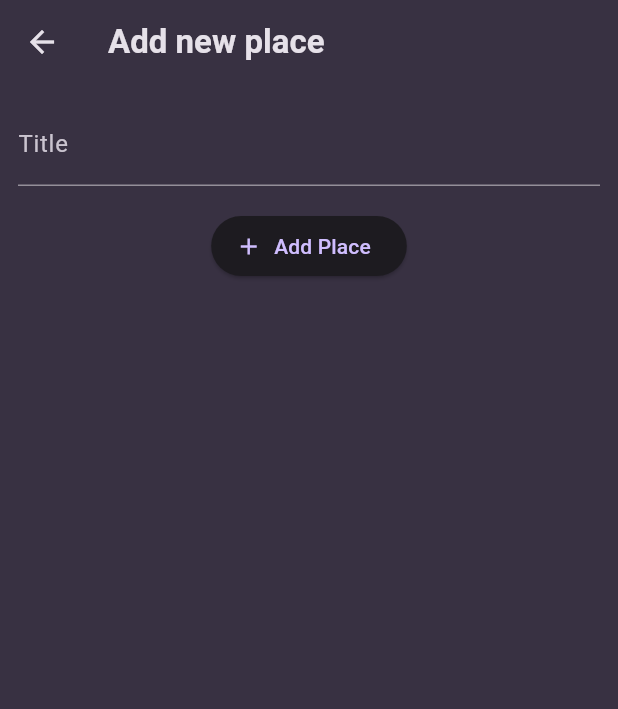
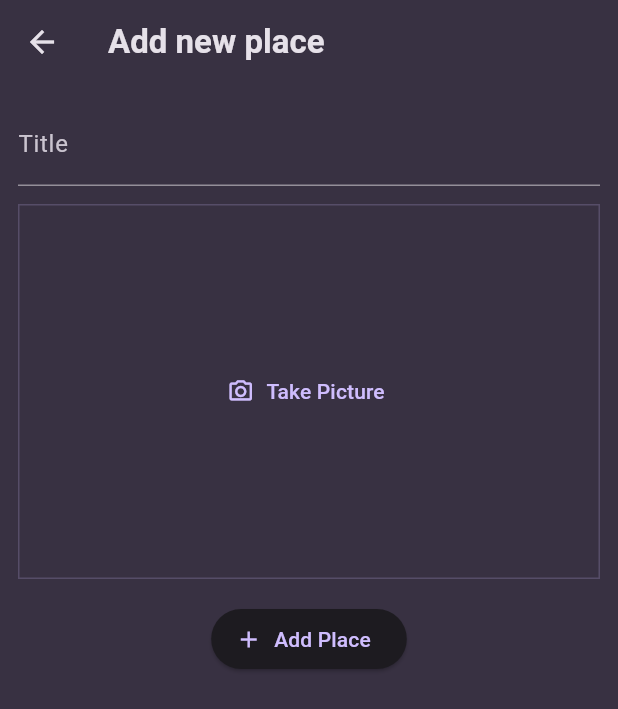
Before and after one commit to mkkm88/favorite_places, a Flutter app: the screen it shows after launch, after a tap on the "add" icon, on a phone screen of 412 x 824 dp. Shown: the top 709 px of the screen. Run offline on Flutter 3.47's test engine with Material 3 defaults, Android fonts, the phone set to English and light mode, and no system bars; our stand-ins replace flutter_riverpod, google_fonts, image_picker.

Commit message:
Camera functionality integrated

```diff
--- a/lib/main.dart
+++ b/lib/main.dart
@@ -1,5 +1,6 @@
 import 'package:favorite_places_app/screens/places.dart';
 import 'package:flutter/material.dart';
+import 'package:flutter_riverpod/flutter_riverpod.dart';
 import 'package:google_fonts/google_fonts.dart';
 
 final colorScheme = ColorScheme.fromSeed(
@@ -26,7 +27,7 @@ final theme = ThemeData().copyWith(
 
 
 void main() {
-  runApp(const MyApp());
+  runApp(ProviderScope(child: MyApp()));
 }
 
 class MyApp extends StatelessWidget {
--- a/lib/models/place.dart
+++ b/lib/models/place.dart
@@ -1,9 +1,12 @@
+import 'dart:io';
+
 import 'package:uuid/uuid.dart';
 
 final uuid = Uuid();
 
 class Place {
-  Place({required this.title}) : id = uuid.v4();
+  Place({required this.title, required this.image}) : id = uuid.v4();
   final String id;
   final String title;
+  final File image;
 }
--- /dev/null
+++ b/lib/providers/user_places.dart
@@ -0,0 +1,17 @@
+import 'dart:io';
+
+import 'package:favorite_places_app/models/place.dart';
+import 'package:flutter_riverpod/legacy.dart';
+
+class UserPlacesNotifier extends StateNotifier<List<Place>> {
+  UserPlacesNotifier() : super([]);
+
+  void addPlace(String title, File image) {
+    final newPlace = Place(title: title, image: image);
+    state = [newPlace, ...state];
+  }
+}
+
+final userPlaceProvider = StateNotifierProvider<UserPlacesNotifier, List<Place>>(
+      (ref) => UserPlacesNotifier(),
+);
--- a/lib/screens/add_place.dart
+++ b/lib/screens/add_place.dart
@@ -1,14 +1,30 @@
+import 'dart:io';
+
+import 'package:favorite_places_app/providers/user_places.dart';
+import 'package:favorite_places_app/widgets/image_input.dart';
 import 'package:flutter/material.dart';
+import 'package:flutter_riverpod/flutter_riverpod.dart';
 
-class AddPlaceScreen extends StatefulWidget {
+class AddPlaceScreen extends ConsumerStatefulWidget {
   const AddPlaceScreen({super.key});
 
   @override
-  State<AddPlaceScreen> createState() => _AddPlaceState();
+  ConsumerState<AddPlaceScreen> createState() => _AddPlaceState();
 }
 
-class _AddPlaceState extends State<AddPlaceScreen> {
+class _AddPlaceState extends ConsumerState<AddPlaceScreen> {
   final _titleController = TextEditingController();
+  File? _selectedImage;
+
+  void _savePlace() {
+    final enteredTitle = _titleController.text;
+    if (enteredTitle.isEmpty || _selectedImage == null) {
+      return;
+    }
+
+    ref.read(userPlaceProvider.notifier).addPlace(enteredTitle, _selectedImage!);
+    Navigator.of(context).pop();
+}
 
   @override
   void dispose() {
@@ -31,11 +47,15 @@ class _AddPlaceState extends State<AddPlaceScreen> {
               controller: _titleController,
               style: TextStyle(color: Theme.of(context).colorScheme.onSurface),
             ),
+            SizedBox(height: 12.0,),
+            ImageInput(onPickImage: (image) {
+              _selectedImage = image;
+            },),
             SizedBox(height: 16.0,),
             ElevatedButton.icon(
               label: Text('Add Place'),
               icon: Icon(Icons.add),
-              onPressed: () {},)
+              onPressed: _savePlace,)
           ],
         ),
       ),
--- a/lib/screens/places.dart
+++ b/lib/screens/places.dart
@@ -1,19 +1,28 @@
+import 'package:favorite_places_app/providers/user_places.dart';
 import 'package:favorite_places_app/screens/add_place.dart';
 import 'package:favorite_places_app/widgets/places_list.dart';
 import 'package:flutter/material.dart';
+import 'package:flutter_riverpod/flutter_riverpod.dart';
 
-class PlacesScreen extends StatelessWidget {
+class PlacesScreen extends ConsumerWidget {
   const PlacesScreen({super.key});
 
   @override
-  Widget build(BuildContext context) {
+  Widget build(BuildContext context, WidgetRef ref) {
+    final userPlaces = ref.watch(userPlaceProvider);
+
     return Scaffold(
       appBar: AppBar(title: Text('Your Places'), actions: [
         IconButton(onPressed: () {
           Navigator.of(context).push(MaterialPageRoute(builder: (ctx) => AddPlaceScreen()));
         }, icon: Icon(Icons.add))
       ],),
-      body: PlacesList(places: []),
+      body: Padding(
+        padding: const EdgeInsets.all(8.0),
+        child: PlacesList(
+            places: userPlaces,
+        ),
+      ),
     );
   }
 }
--- /dev/null
+++ b/lib/widgets/image_input.dart
@@ -0,0 +1,65 @@
+import 'dart:io';
+
+import 'package:flutter/material.dart';
+import 'package:image_picker/image_picker.dart';
+
+class ImageInput extends StatefulWidget {
+  const ImageInput({super.key, required this.onPickImage});
+
+  final void Function(File image) onPickImage;
+
+  @override
+  State<ImageInput> createState() => _ImageInputState();
+}
+
+class _ImageInputState extends State<ImageInput> {
+  File? _selectedImage;
+
+  void _takePicture() async {
+    final imagePicker = ImagePicker();
+    final pickedImage = await imagePicker.pickImage(source: ImageSource.camera, maxWidth: 600);
+
+    if (pickedImage == null) {
+      return;
+    }
+
+    setState(() {
+      _selectedImage = File(pickedImage.path);
+    });
+
+    widget.onPickImage(_selectedImage!);
+  }
+
+  @override
+  Widget build(BuildContext context) {
+    Widget content = TextButton.icon(
+      onPressed: _takePicture,
+      label: Text('Take Picture',),
+      icon: Icon(Icons.camera_alt_outlined),
+    );
+
+    if (_selectedImage != null) {
+      content = GestureDetector(
+        onTap: _takePicture,
+        child: Image.file(
+          _selectedImage!,
+          fit: BoxFit.cover,
+          width: double.infinity,
+          height: double.infinity,
+        ),
+      );
+    }
+    return Container(
+      decoration: BoxDecoration(
+        border: Border.all(
+          width: 1,
+          color: Theme.of(context).colorScheme.primary.withValues(alpha: 0.2),
+        )
+      ),
+      height: 250,
+      width: double.infinity,
+      alignment: Alignment.center ,
+      child: content,
+    );
+  }
+}
--- a/pubspec.yaml
+++ b/pubspec.yaml
@@ -36,6 +36,8 @@ dependencies:
   cupertino_icons: ^1.0.8
   google_fonts: ^6.3.3
   uuid: ^4.5.2
+  flutter_riverpod: ^3.0.3
+  image_picker: ^1.2.1
 
 dev_dependencies:
   flutter_test:
```
Also changed, not shown: lib/screens/place_detail.dart (added, +28 -0 lines), lib/widgets/places_list.dart (+12 -0 lines), lib/screens/places_detail.dart (deleted), pubspec.lock, 5 other files.
